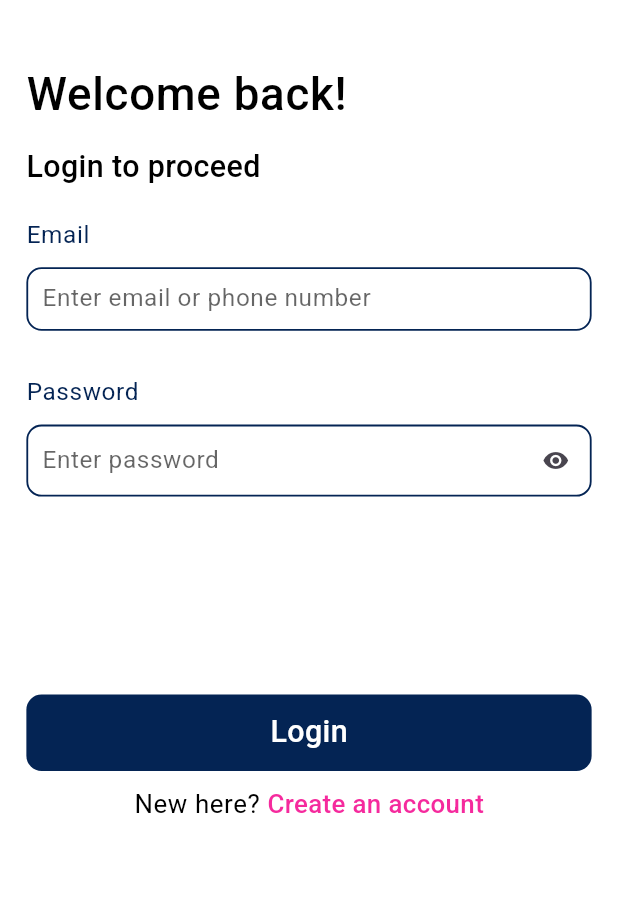
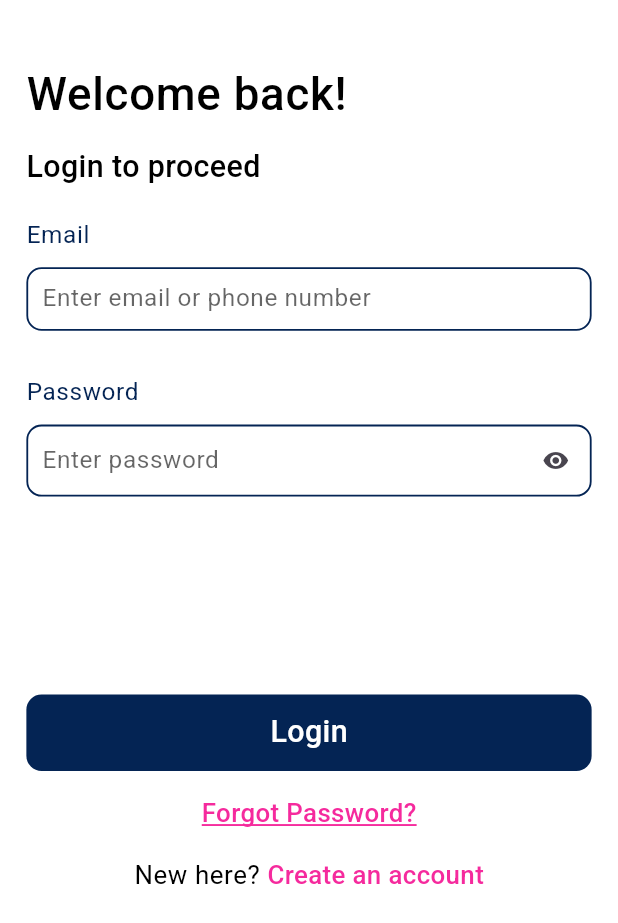
Before and after one commit to Motunrayooo/easy_todo, a Flutter app: the screen it shows after launch, on a phone screen of 412 x 824 dp. Shown: the top 923 px of the screen. Run offline on Flutter 3.47's test engine with Material 3 defaults, Android fonts, the phone set to English and light mode, and no system bars; our stand-ins replace email_validator, firebase_auth, firebase_core, flutter_riverpod, flutter_screenutil, flutter_spinkit and 1 more; accounts and stored records are empty.

Commit message:
Feat: Reset password firebase integration

```diff
--- a/lib/core/common_widgets/app_elevated_button.dart
+++ b/lib/core/common_widgets/app_elevated_button.dart
@@ -11,11 +11,12 @@ class AppElevatedButton extends StatelessWidget {
     required this.onTap,
     required this.label,
     this.isLoading = false,
+    this.isRow = false,
   });
 
   final void Function() onTap;
   final String label;
-  bool isLoading;
+  bool isLoading, isRow;
 
   @override
   Widget build(BuildContext context) {
@@ -37,12 +38,19 @@ class AppElevatedButton extends StatelessWidget {
             mainAxisAlignment: MainAxisAlignment.center,
             children: [
               isLoading
-                  ?  SpinKitChasingDots(
+                  ? SpinKitChasingDots(
                       color: AppColors.white,
-                size: 20.h,
+                      size: 20.h,
                     )
                   : const SizedBox(),
               isLoading ? 6.wi : 0.wi,
+              isRow
+                  ? Icon(
+                      Icons.email_outlined,
+                      color: AppColors.white,
+                    )
+                  : SizedBox(),
+              isRow ? 6.wi : 0.wi,
               Text(
                 label,
                 style: context.textTheme.bodyMedium?.copyWith(
--- a/lib/features/auth/presentation/screens/login_screen.dart
+++ b/lib/features/auth/presentation/screens/login_screen.dart
@@ -4,6 +4,7 @@ import 'package:easy_todo/core/common_widgets/app_elevated_button.dart';
 import 'package:easy_todo/core/common_widgets/app_text_field.dart';
 import 'package:easy_todo/core/utils/extensions.dart';
 import 'package:easy_todo/features/auth/logic/auth_state_notifier.dart';
+import 'package:easy_todo/features/auth/presentation/screens/forgot_password_screen.dart';
 import 'package:easy_todo/features/auth/presentation/screens/sign_up_screen.dart';
 import 'package:easy_todo/features/home/presentation/screens/home_screen.dart';
 import 'package:firebase_auth/firebase_auth.dart';
@@ -95,7 +96,29 @@ class _LoginScreenState extends ConsumerState<LoginScreen> {
                   }
                 },
               ),
-              10.hi,
+              16.hi,
+              Center(
+                child: GestureDetector(
+                  onTap: () {
+                    context.push(
+                      MaterialPageRoute(builder: (context) {
+                        return const ForgotPasswordScreen();
+                      }),
+                    );
+                  },
+                  child: Text(
+                    'Forgot Password?',
+                    style: context.textTheme.bodyMedium?.copyWith(
+                      color: AppColors.secondaryColor,
+                      fontSize: 17.sp,
+                      decoration: TextDecoration.underline,
+                      decorationColor: AppColors.secondaryColor,
+                      decorationThickness: 1.5,
+                    ),
+                  ),
+                ),
+              ),
+              16.hi,
               Center(
                 child: GestureDetector(
                   onTap: () {
@@ -130,6 +153,4 @@ class _LoginScreenState extends ConsumerState<LoginScreen> {
       ),
     );
   }
-
-
 }
--- a/lib/features/auth/presentation/screens/sign_up_screen.dart
+++ b/lib/features/auth/presentation/screens/sign_up_screen.dart
@@ -118,7 +118,7 @@ class _SignUpScreenState extends ConsumerState<SignUpScreen> {
                       );
                       ref.read(isLoadingStateProvider.notifier).state = false;
                       context.pop();
-                    } catch (e) {
+                    }on FirebaseAuthException catch (e) {
                       log('sign up exception: $e');
                       ref.read(isLoadingStateProvider.notifier).state = false;
                       showSnackBar(context, e.toString());
```
Also changed, not shown: lib/features/auth/presentation/screens/forgot_password_screen.dart (added, +99 -0 lines).
